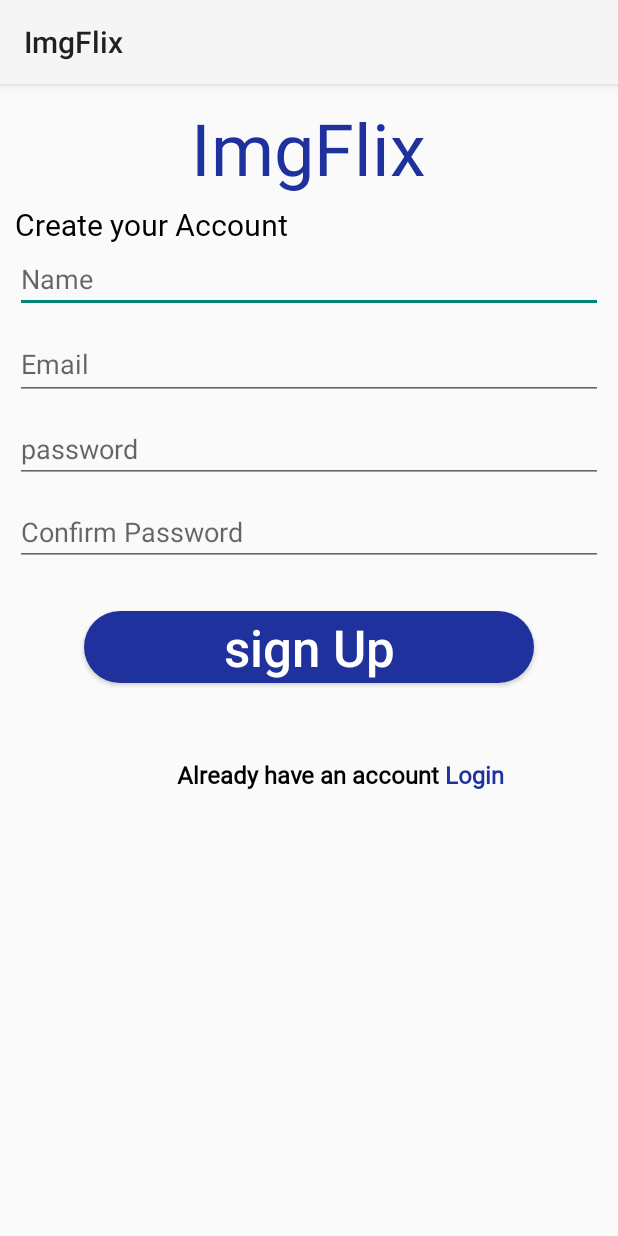
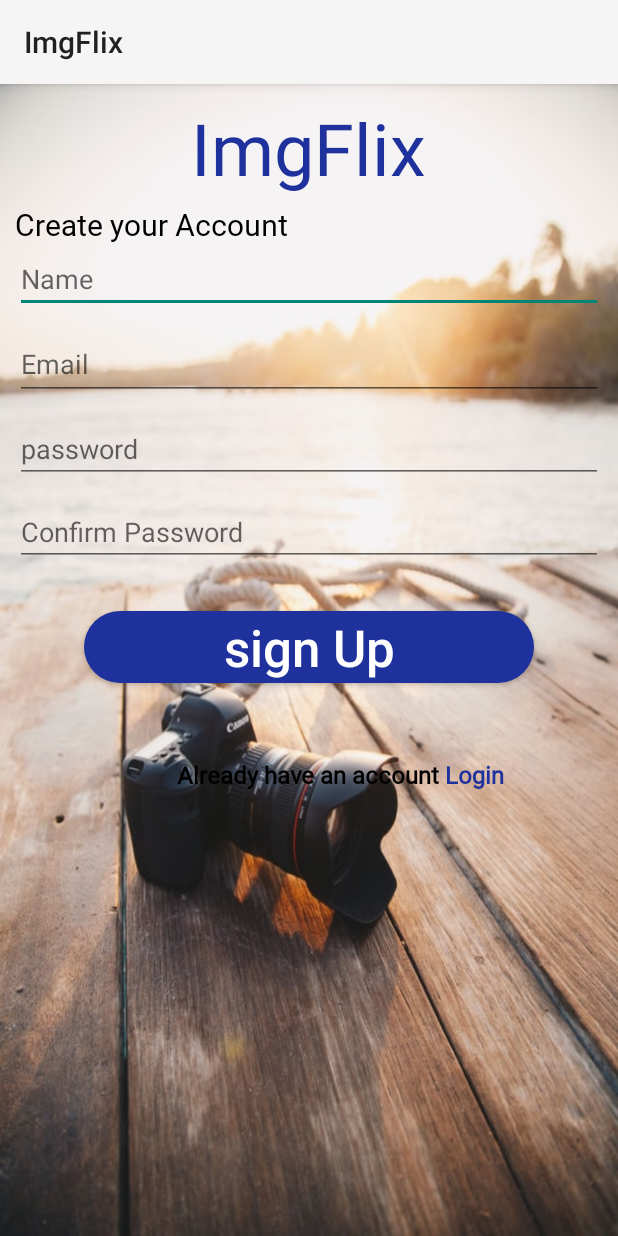
Before and after one commit to saretoduncan/imgflix, an Android app: the CreateAccountActivity screen opened directly, with no data from a screen before it, on a phone screen of 412 x 824 dp. Run offline under Robolectric (Android 15) with nearby library versions, the phone set to English and light mode, and no system bars; our stand-ins replace ButterKnife, Firebase (no records; nobody signed in at launch, a user with empty details on screens opened directly); Roboto replaces fonts that are not available here; 1 statement that could not run was skipped.

Commit message:
add bg to sign in page

```diff
--- a/app/src/main/res/layout/activity_newaccount.xml
+++ b/app/src/main/res/layout/activity_newaccount.xml
@@ -4,6 +4,7 @@
     xmlns:tools="http://schemas.android.com/tools"
     android:layout_width="match_parent"
     android:padding="10dp"
+    android:background="@drawable/logbj"
     android:layout_height="match_parent">
 
     <TextView
```
